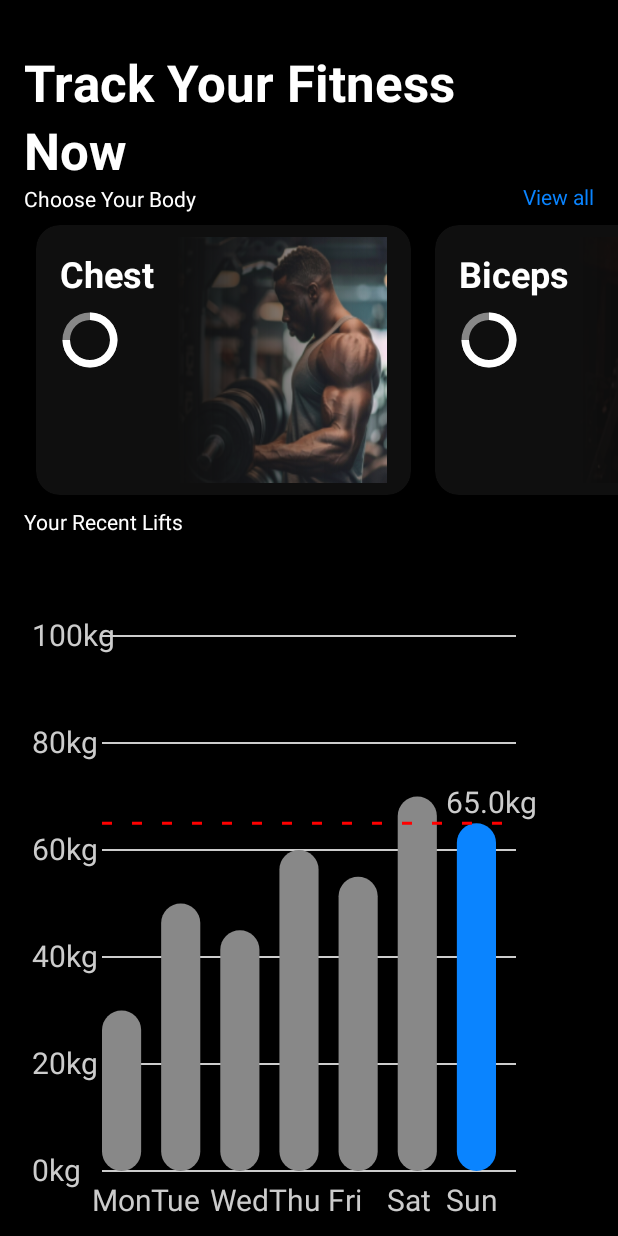
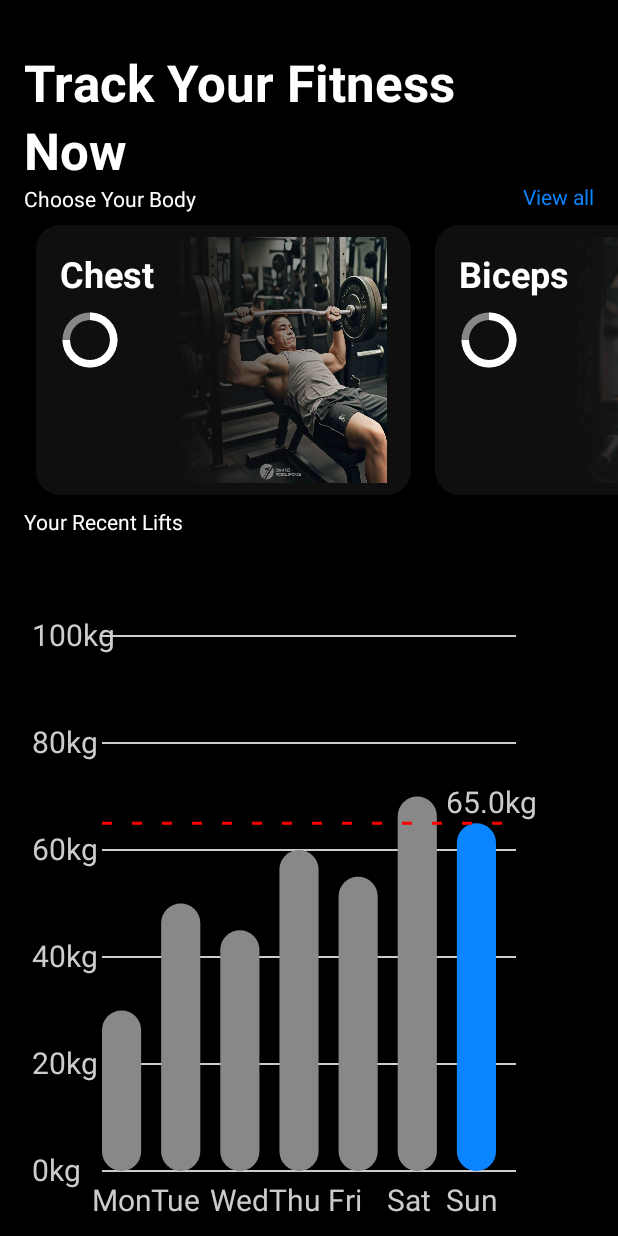
Before and after one commit to athul6560/PRTrack, an Android app: the screen it shows after launch (MainActivity), on a phone screen of 412 x 824 dp. Run offline under Robolectric (Android 15) with nearby library versions, the phone set to English and light mode, and no system bars; our stand-ins replace Room's generated code.

Commit message:
add workout optimised

```diff
--- a/app/src/main/res/layout/activity_main.xml
+++ b/app/src/main/res/layout/activity_main.xml
@@ -96,7 +96,7 @@
                     android:layout_centerVertical="true"
                     android:layout_marginEnd="8dp"
                     android:scaleType="fitXY"
-                    android:src="@drawable/biceps" />
+                    android:src="@drawable/chest" />
 
                 <!-- Gradient overlay -->
                 <View
@@ -158,7 +158,7 @@
                     android:layout_centerVertical="true"
                     android:layout_marginEnd="8dp"
                     android:scaleType="fitXY"
-                    android:src="@drawable/shoulder" />
+                    android:src="@drawable/biceps" />
 
                 <!-- Gradient overlay -->
                 <View
@@ -219,7 +219,7 @@
                     android:layout_centerVertical="true"
                     android:layout_marginEnd="8dp"
                     android:scaleType="fitXY"
-                    android:src="@drawable/shoulder" />
+                    android:src="@drawable/triceps" />
 
                 <!-- Gradient overlay -->
                 <View
@@ -280,7 +280,7 @@
                     android:layout_centerVertical="true"
                     android:layout_marginEnd="8dp"
                     android:scaleType="fitXY"
-                    android:src="@drawable/shoulder" />
+                    android:src="@drawable/leg" />
 
                 <!-- Gradient overlay -->
                 <View
@@ -402,7 +402,7 @@
                     android:layout_centerVertical="true"
                     android:layout_marginEnd="8dp"
                     android:scaleType="fitXY"
-                    android:src="@drawable/shoulder" />
+                    android:src="@drawable/core" />
 
                 <!-- Gradient overlay -->
                 <View
```
Also changed, not shown: app/src/main/res/drawable/chest.jpeg (added), app/src/main/res/drawable/core.jpeg (added), app/src/main/res/drawable/leg.jpeg (added), app/src/main/res/drawable/triceps.jpeg (added).
